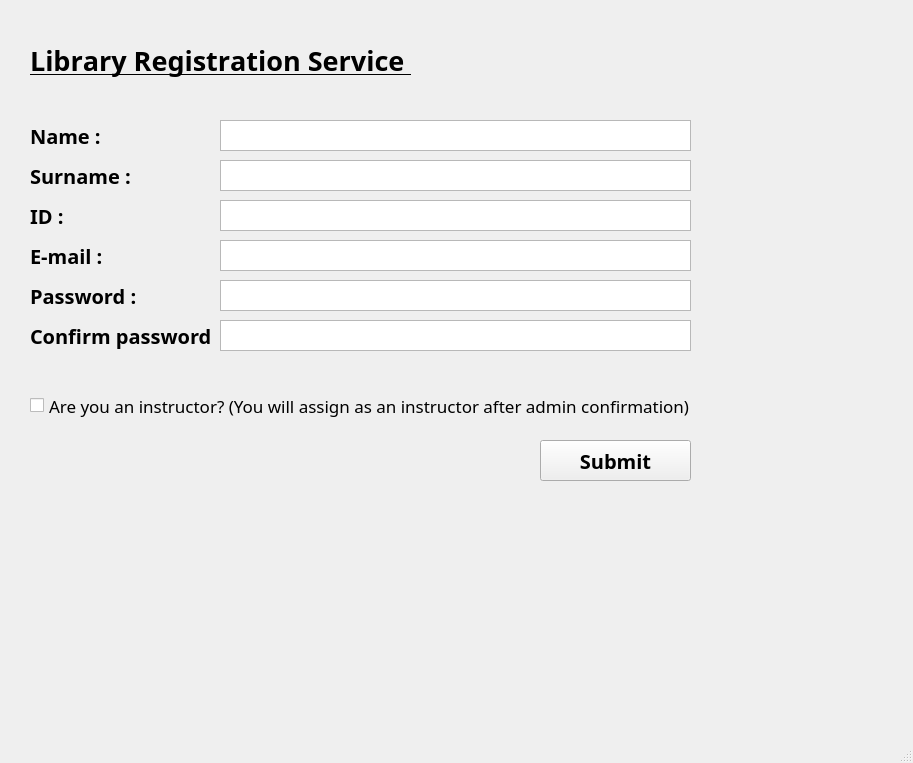
Old version of the form ui/RegistrationPage.ui in the repository simayseyrek/LibraryManagementSystem.
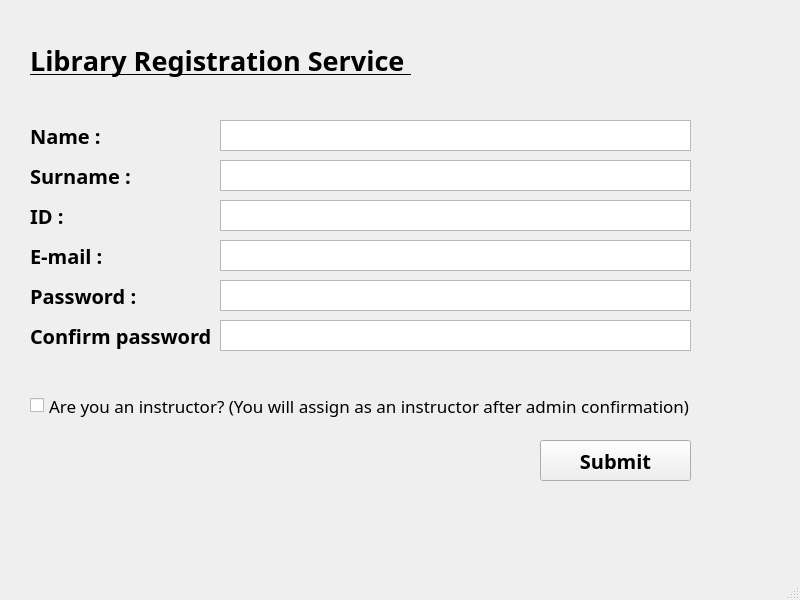
New version of the form.

The edit to the form file:
```diff
--- a/ui/RegistrationPage.ui
+++ b/ui/RegistrationPage.ui
@@ -6,14 +6,15 @@
    <rect>
     <x>0</x>
     <y>0</y>
-    <width>913</width>
-    <height>763</height>
+    <width>800</width>
+    <height>600</height>
    </rect>
   </property>
   <property name="font">
    <font>
     <family>Umpush</family>
     <pointsize>15</pointsize>
+    <kerning>true</kerning>
    </font>
   </property>
   <property name="windowTitle">
```
Left out of the diff: 8 changed lines with no effect on the pictures.
